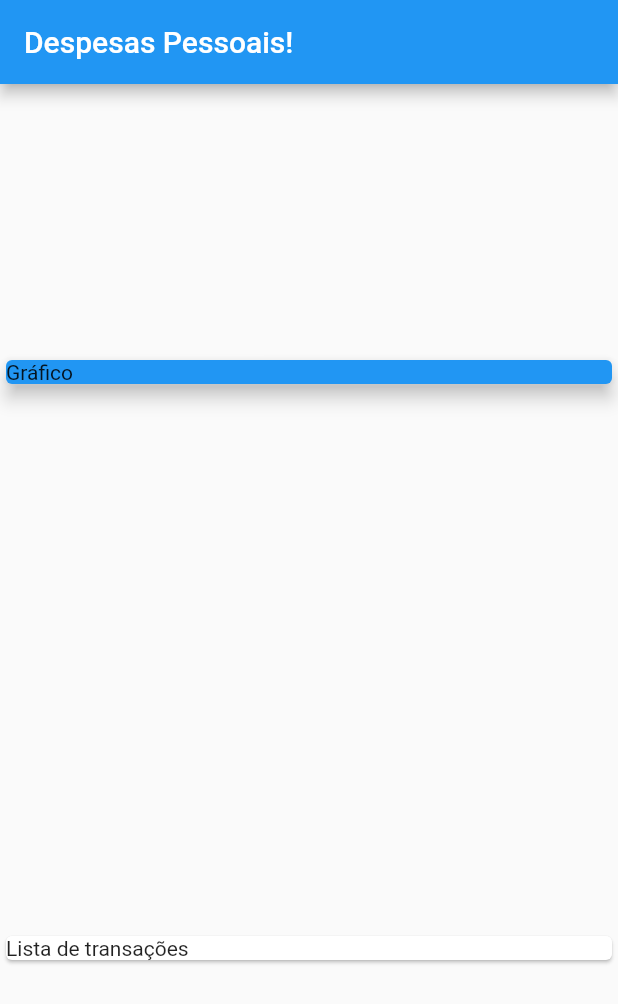
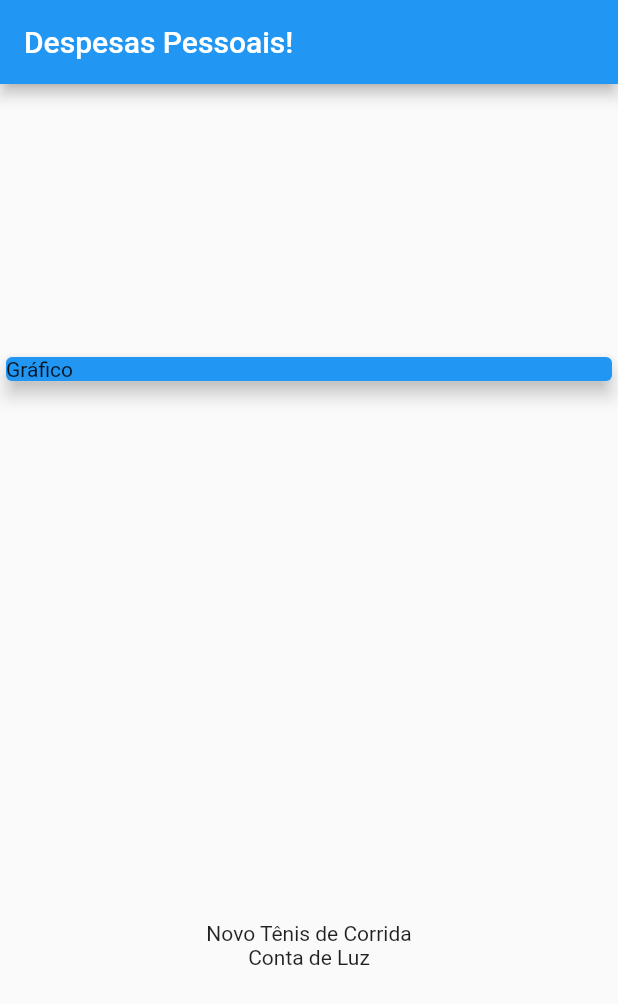
Before and after one commit to enilsonfilho/expenses-app, a Flutter app: the screen it shows after launch, on a phone screen of 412 x 824 dp. Shown: the top 1004 px of the screen. Run offline on Flutter 3.47's test engine with Material 2 defaults, Android fonts, the phone set to English and light mode, and no system bars.

Commit message:
feat: added items dynamically

```diff
--- a/lib/main.dart
+++ b/lib/main.dart
@@ -1,3 +1,4 @@
+import 'package:expenses/models/transaction.dart';
 import 'package:flutter/material.dart';
 
 main() => runApp(ExpensesApp());
@@ -13,6 +14,10 @@ class ExpensesApp extends StatelessWidget {
 }
 
 class MyHomePage extends StatelessWidget {
+  final _transactions = [
+    Transaction(id: 't1', title: 'Novo Tênis de Corrida', value: 310.76, date: DateTime.now()),
+    Transaction(id: 't2', title: 'Conta de Luz', value: 211.30, date: DateTime.now())
+  ];
 
   @override
   Widget build(BuildContext context) {
@@ -31,8 +36,11 @@ class MyHomePage extends StatelessWidget {
               elevation: 5,
             ),
           ),
-          Card(
-            child: Text('Lista de transações'),
+          Column(
+            children: <Widget>[
+              for(var item in _transactions )
+                Text(item.title)
+            ]
           )
         ],
       ),
```
